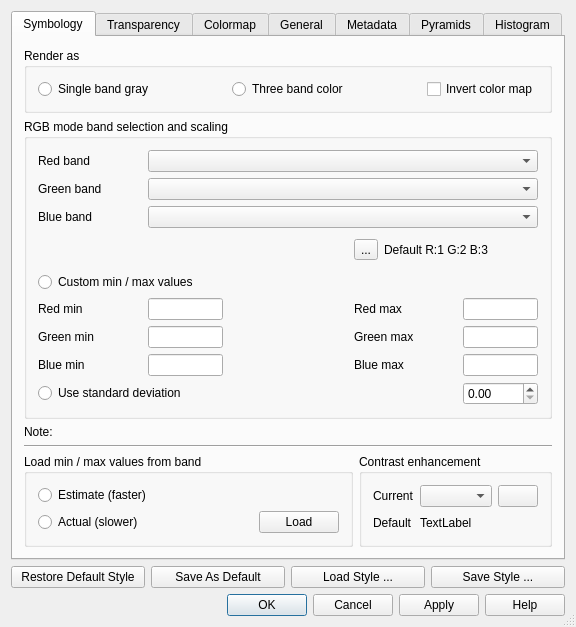
Before: the Qt Designer form qgis/src/ui/qgsrasterlayerpropertiesbase.ui in sourcepole/qgis, drawn with Qt 5.
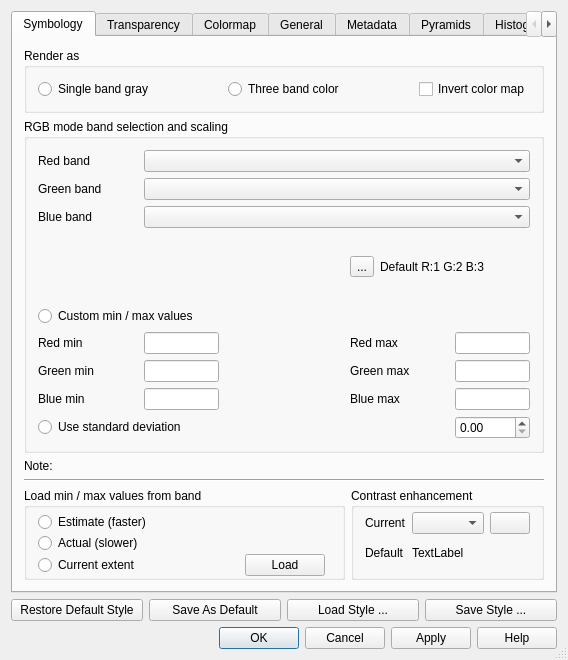
After: the same form once the commit is applied. Icons and pictures are not drawn.

Commit message: -Added ability to load min max values for enhancement based on current portion of the raster being displayed. -GUI update and string changes. -Closes enhancement ticket 2024 -Accomplished by caching the last QgsRasterViewPort, I see this as a bit of a work around rather than a real solution. The issue at hand is that the render context can only be provided by the map canvas so neither the layer itself nor an layer properties dialog has access to the render context.

Diff of the .ui file:
```diff
--- a/qgis/src/ui/qgsrasterlayerpropertiesbase.ui
+++ b/qgis/src/ui/qgsrasterlayerpropertiesbase.ui
@@ -1,12 +1,12 @@
 <ui version="4.0" >
  <class>QgsRasterLayerPropertiesBase</class>
- <widget class="QDialog" name="QgsRasterLayerPropertiesBase" >
-  <property name="geometry" >
+ <widget class="QDialog" name="QgsRasterLayerPropertiesBase">
+  <property name="geometry">
    <rect>
     <x>0</x>
     <y>0</y>
-    <width>576</width>
-    <height>627</height>
+    <width>568</width>
+    <height>660</height>
    </rect>
   </property>
   <property name="windowTitle" >
@@ -720,15 +720,27 @@
          <property name="title" >
           <string>Load min / max values from band</string>
          </property>
-         <layout class="QGridLayout" >
-          <item row="0" column="0" >
-           <widget class="QRadioButton" name="rbtnEstimateMinMax" >
-            <property name="text" >
+         <layout class="QGridLayout">
+          <property name="topMargin">
+           <number>4</number>
+          </property>
+          <property name="bottomMargin">
+           <number>1</number>
+          </property>
+          <property name="horizontalSpacing">
+           <number>6</number>
+          </property>
+          <property name="verticalSpacing">
+           <number>1</number>
+          </property>
+          <item row="0" column="0">
+           <widget class="QRadioButton" name="rbtnEstimateMinMax">
+            <property name="text">
              <string>Estimate (faster)</string>
             </property>
            </widget>
           </item>
-          <item row="0" column="1" colspan="2" >
+          <item row="0" column="1" colspan="3">
            <spacer>
             <property name="orientation" >
              <enum>Qt::Horizontal</enum>
@@ -748,7 +760,7 @@
             </property>
            </widget>
           </item>
-          <item row="1" column="1" >
+          <item row="1" column="1" colspan="2">
            <spacer>
             <property name="orientation" >
              <enum>Qt::Horizontal</enum>
@@ -761,13 +773,33 @@
             </property>
            </spacer>
           </item>
-          <item row="1" column="2" >
-           <widget class="QPushButton" name="pbtnLoadMinMax" >
-            <property name="text" >
+          <item row="2" column="0">
+           <widget class="QRadioButton" name="rbtnExtentMinMax">
+            <property name="text">
+             <string>Current extent</string>
+            </property>
+           </widget>
+          </item>
+          <item row="2" column="2">
+           <widget class="QPushButton" name="pbtnLoadMinMax">
+            <property name="text">
              <string>Load</string>
             </property>
            </widget>
           </item>
+          <item row="2" column="1">
+           <spacer name="horizontalSpacer">
+            <property name="orientation">
+             <enum>Qt::Horizontal</enum>
+            </property>
+            <property name="sizeHint" stdset="0">
+             <size>
+              <width>40</width>
+              <height>20</height>
+             </size>
+            </property>
+           </spacer>
+          </item>
          </layout>
         </widget>
        </item>
@@ -776,8 +808,11 @@
          <property name="title" >
           <string>Contrast enhancement</string>
          </property>
-         <layout class="QGridLayout" >
-          <property name="spacing" >
+         <layout class="QGridLayout">
+          <property name="topMargin">
+           <number>4</number>
+          </property>
+          <property name="spacing">
            <number>6</number>
           </property>
           <item row="0" column="0" >
@@ -1945,7 +1980,7 @@
    </item>
   </layout>
  </widget>
- <layoutdefault spacing="6" margin="11" />
+ <layoutdefault spacing="6" margin="11"/>
  <tabstops>
   <tabstop>tabBar</tabstop>
   <tabstop>cboRed</tabstop>
```
Left out of the diff: 1337 changed lines with no effect on the pictures. The commit also changes 4 other files.
